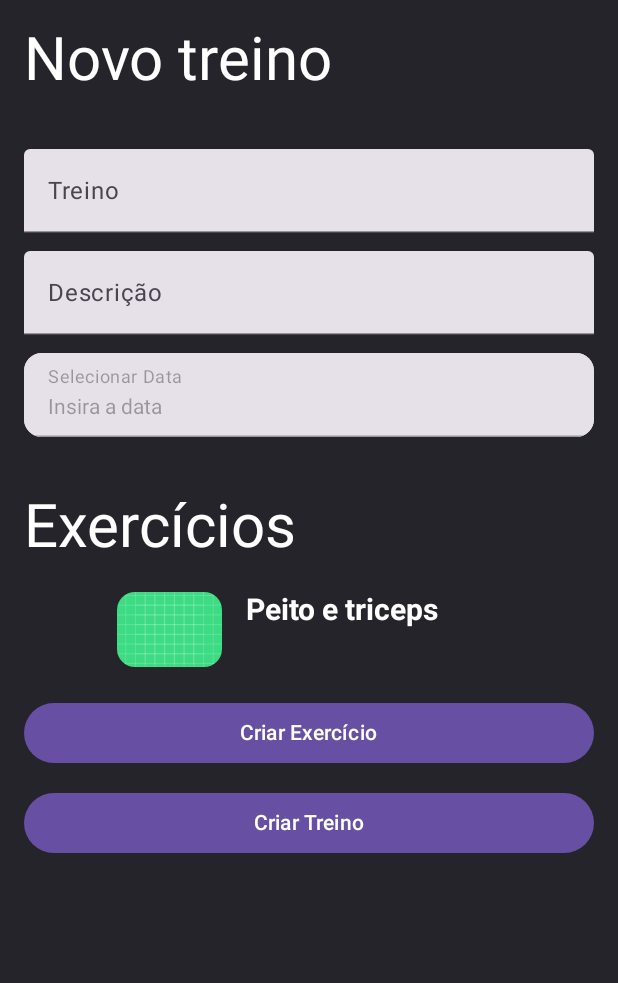
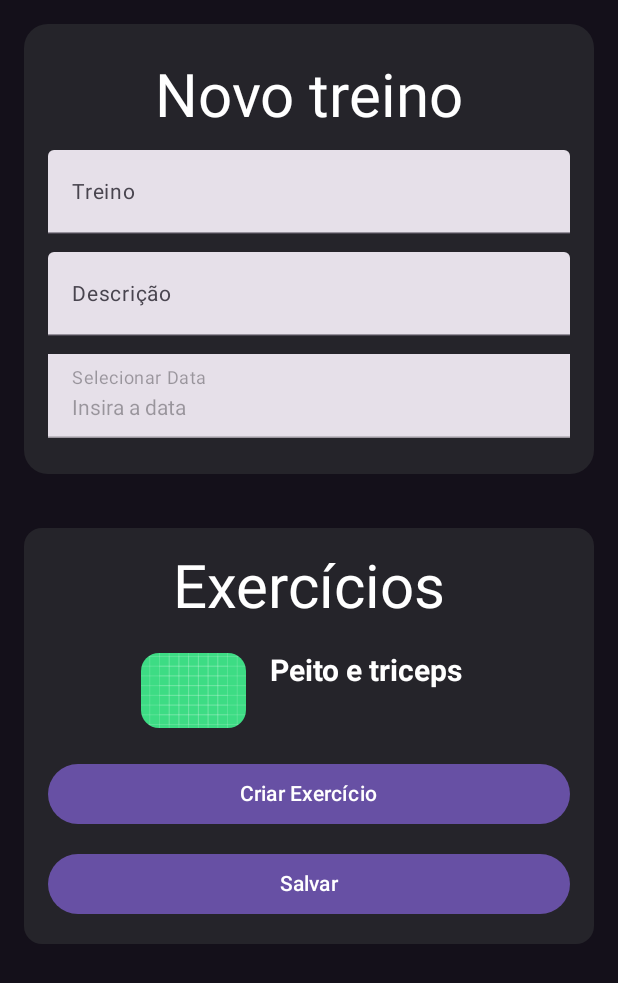
Before and after one commit to xcaiomelox/LealAppsChallenge, an Android app built with Jetpack Compose: the @Preview function AddEditTrainingScreenPreview, on a phone screen of 412 x 824 dp. Shown: the top 983 px of the screen. Run offline under Robolectric (Android 15) with nearby library versions, the phone set to English and light mode, and no system bars; our stand-ins replace Room's generated code, constraintlayout-compose.

Commit message:
Fixing some ui issues

```diff
--- a/app/src/main/java/com/lealapps/bodygrowth/feature/addEditTraining/AddEditTrainingContract.kt
+++ b/app/src/main/java/com/lealapps/bodygrowth/feature/addEditTraining/AddEditTrainingContract.kt
@@ -13,7 +13,7 @@ data class AddEditTrainingActions(
     val onTitleChanged: (String) -> Unit,
     val onDescriptionChanged: (String) -> Unit,
     val onDateChanged: (Timestamp) -> Unit,
-    val onAddNewExercise: () -> Unit,
-    val onEditExercise: (exercise: Exercise) -> Unit,
-    val onSaveTraining: () -> Unit,
+    val onAddNewExercise: () -> Unit = {},
+    val onEditExercise: (exercise: Exercise) -> Unit = {},
+    val onSaveTraining: () -> Unit = {},
 )
--- a/app/src/main/java/com/lealapps/bodygrowth/feature/addEditTraining/AddEditTrainingScreen.kt
+++ b/app/src/main/java/com/lealapps/bodygrowth/feature/addEditTraining/AddEditTrainingScreen.kt
@@ -1,8 +1,6 @@
 package com.lealapps.bodygrowth.feature.addEditTraining
 
-import android.app.DatePickerDialog
 import androidx.compose.foundation.background
-import androidx.compose.foundation.clickable
 import androidx.compose.foundation.layout.Arrangement
 import androidx.compose.foundation.layout.Column
 import androidx.compose.foundation.layout.Spacer
@@ -15,17 +13,11 @@ import androidx.compose.foundation.shape.RoundedCornerShape
 import androidx.compose.foundation.verticalScroll
 import androidx.compose.material3.Button
 import androidx.compose.material3.Text
-import androidx.compose.material3.TextButton
-import androidx.compose.material3.TextField
 import androidx.compose.runtime.Composable
-import androidx.compose.runtime.getValue
-import androidx.compose.runtime.mutableStateOf
-import androidx.compose.runtime.remember
-import androidx.compose.runtime.setValue
+import androidx.compose.ui.Alignment
 import androidx.compose.ui.Modifier
 import androidx.compose.ui.draw.clip
 import androidx.compose.ui.graphics.Color
-import androidx.compose.ui.platform.LocalContext
 import androidx.compose.ui.res.colorResource
 import androidx.compose.ui.text.TextStyle
 import androidx.compose.ui.tooling.preview.Preview
@@ -34,9 +26,9 @@ import androidx.compose.ui.unit.sp
 import com.lealapps.bodygrowth.R
 import com.lealapps.bodygrowth.core.domain.model.Exercise
 import com.lealapps.bodygrowth.core.domain.model.Training
+import com.lealapps.bodygrowth.feature.addEditTraining.components.TrainingForms
 import com.lealapps.bodygrowth.feature.trainingList.components.ExerciseList
-import java.sql.Timestamp
-import java.util.Calendar
+
 
 @Composable
 fun AddEditTrainingScreen(
@@ -47,34 +39,35 @@ fun AddEditTrainingScreen(
         modifier = Modifier
             .fillMaxSize()
             .verticalScroll(rememberScrollState())
+            .background(colorResource(id = R.color.gray_backgroundScreen))
+            .padding(16.dp),
+        verticalArrangement = Arrangement.spacedBy(12.dp),
+        horizontalAlignment = Alignment.CenterHorizontally
+    ) {
+        TrainingForms(
+            state = state,
+            actions = actions
+        )
+        Spacer(modifier = Modifier.height(12.dp))
+        ExerciseForms(state = state, actions = actions)
+    }
+}
+
+@Composable
+fun ExerciseForms(
+    state: AddEditTrainingState,
+    actions: AddEditTrainingActions,
+) {
+    Column(
+        modifier = Modifier
+            .fillMaxSize()
+            .clip(RoundedCornerShape(12.dp))
             .background(colorResource(id = R.color.gray_itemCard))
             .padding(16.dp),
-        verticalArrangement = Arrangement.spacedBy(12.dp)
+        verticalArrangement = Arrangement.spacedBy(12.dp),
+        horizontalAlignment = Alignment.CenterHorizontally,
     ) {
-        Text(
-            text = "Novo treino",
-            fontSize = 40.sp,
-            style = TextStyle(Color.White),
-        )
-        Spacer(modifier = Modifier.height(12.dp))
-        TextField(
-            value = state.training.title,
-            onValueChange = { newTitle ->
-                actions.onTitleChanged(newTitle)
-            },
-            label = { Text(text = "Treino") },
-            modifier = Modifier.fillMaxWidth()
-        )
-        TextField(
-            value = state.training.description ?: "",
-            onValueChange = { newText ->
-                actions.onDescriptionChanged(newText)
-            },
-            label = { Text(text = "Descrição") },
-            modifier = Modifier.fillMaxWidth()
-        )
-        DatePicker(date = state.training.date, onSelectNewDate = actions.onDateChanged)
-        Spacer(modifier = Modifier.height(12.dp))
+
         Text(
             text = "Exercícios",
             fontSize = 40.sp,
@@ -96,47 +89,10 @@ fun AddEditTrainingScreen(
             onClick = { actions.onSaveTraining.invoke() },
             modifier = Modifier.fillMaxWidth()
         ) {
-            Text(text = "Criar Treino")
+            Text(text = "Salvar")
         }
     }
 }
-
-@Composable
-private fun DatePicker(
-    date: Timestamp?,
-    onSelectNewDate: (Timestamp) -> Unit
-) {
-    val context = LocalContext.current
-    val formattedDate = date.toFormattedDate()
-    TextField(
-        value = formattedDate,
-        onValueChange = {},
-        label = @Composable { Text("Selecionar Data") },
-        enabled = false,
-        modifier = Modifier
-            .fillMaxWidth()
-            .clip(RoundedCornerShape(12.dp))
-            .background(colorResource(id = R.color.background_buttomDate))
-            .clickable {
-                val instanceCalendar = Calendar.getInstance()
-                val year = instanceCalendar.get(Calendar.YEAR)
-                val month = instanceCalendar.get(Calendar.MONTH)
-                val day = instanceCalendar.get(Calendar.DAY_OF_MONTH)
-                DatePickerDialog(
-                    context,
-                    { _, year, month, day ->
-                        onSelectNewDate.invoke(Timestamp.valueOf("$year-${month + 1}-$day 12:00:00"))
-                    },
-                    year,
-                    month,
-                    day
-                ).show()
-            },
-    )
-}
-
-private fun Timestamp?.toFormattedDate(): String = if (this == null) "Insira a data" else
-    toString().take(10)
 
 
 @Composable
--- /dev/null
+++ b/app/src/main/java/com/lealapps/bodygrowth/feature/addEditTraining/components/DateCard.kt
@@ -0,0 +1,54 @@
+package com.lealapps.bodygrowth.feature.addEditTraining.components
+
+import android.app.DatePickerDialog
+import androidx.compose.foundation.background
+import androidx.compose.foundation.clickable
+import androidx.compose.foundation.layout.fillMaxWidth
+import androidx.compose.foundation.shape.RoundedCornerShape
+import androidx.compose.material3.Text
+import androidx.compose.material3.TextField
+import androidx.compose.runtime.Composable
+import androidx.compose.ui.Modifier
+import androidx.compose.ui.draw.clip
+import androidx.compose.ui.graphics.Color
+import androidx.compose.ui.platform.LocalContext
+import androidx.compose.ui.res.colorResource
+import androidx.compose.ui.unit.dp
+import com.lealapps.bodygrowth.R
+import java.sql.Timestamp
+import java.util.Calendar
+
+@Composable
+fun DateCard(
+    date: Timestamp?,
+    onSelectNewDate: (Timestamp) -> Unit
+) {
+    val context = LocalContext.current
+    val formattedDate = date.toFormattedDate()
+    TextField(
+        value = formattedDate,
+        onValueChange = {},
+        label = @Composable { Text("Selecionar Data") },
+        enabled = false,
+        modifier = Modifier
+            .fillMaxWidth()
+            .background(colorResource(id = R.color.background_buttomDate))
+            .clickable {
+                val instanceCalendar = Calendar.getInstance()
+                val year = instanceCalendar.get(Calendar.YEAR)
+                val month = instanceCalendar.get(Calendar.MONTH)
+                val day = instanceCalendar.get(Calendar.DAY_OF_MONTH)
+                DatePickerDialog(
+                    context,
+                    { _, year, month, day ->
+                        onSelectNewDate.invoke(Timestamp.valueOf("$year-${month + 1}-$day 12:00:00"))
+                    },
+                    year,
+                    month,
+                    day
+                ).show()
+            },
+    )
+}
+private fun Timestamp?.toFormattedDate(): String = if (this == null) "Insira a data" else
+    toString().take(10)
--- /dev/null
+++ b/app/src/main/java/com/lealapps/bodygrowth/feature/addEditTraining/components/TrainingForms.kt
@@ -0,0 +1,75 @@
+package com.lealapps.bodygrowth.feature.addEditTraining.components
+
+import androidx.compose.foundation.background
+import androidx.compose.foundation.layout.Arrangement
+import androidx.compose.foundation.layout.Column
+import androidx.compose.foundation.layout.Spacer
+import androidx.compose.foundation.layout.fillMaxWidth
+import androidx.compose.foundation.layout.height
+import androidx.compose.foundation.layout.padding
+import androidx.compose.foundation.layout.size
+import androidx.compose.foundation.shape.RoundedCornerShape
+import androidx.compose.material3.Text
+import androidx.compose.material3.TextField
+import androidx.compose.runtime.Composable
+import androidx.compose.ui.Alignment
+import androidx.compose.ui.Modifier
+import androidx.compose.ui.draw.clip
+import androidx.compose.ui.graphics.Color
+import androidx.compose.ui.res.colorResource
+import androidx.compose.ui.text.TextStyle
+import androidx.compose.ui.unit.dp
+import androidx.compose.ui.unit.sp
+import com.lealapps.bodygrowth.R
+import com.lealapps.bodygrowth.feature.addEditTraining.AddEditTrainingActions
+import com.lealapps.bodygrowth.feature.addEditTraining.AddEditTrainingState
+
+@Composable
+fun TrainingForms(
+    state: AddEditTrainingState,
+    actions: AddEditTrainingActions,
+) {
+    Column(
+        modifier = Modifier
+            .fillMaxWidth()
+            .clip(RoundedCornerShape(16.dp))
+            .size(300.dp)
+            .background(colorResource(id = R.color.gray_itemCard)),
+        verticalArrangement = Arrangement.Center,
+        horizontalAlignment = Alignment.CenterHorizontally
+    ) {
+        Column(
+            modifier = Modifier.padding(16.dp),
+            horizontalAlignment = Alignment.CenterHorizontally
+        ) {
+            Text(
+                text = "Novo treino",
+                fontSize = 40.sp,
+                style = TextStyle(Color.White),
+            )
+            Spacer(modifier = Modifier.height(12.dp))
+            TextField(
+                value = state.training.title,
+                onValueChange = { newTitle ->
+                    actions.onTitleChanged(newTitle)
+                },
+                label = { Text(text = "Treino", fontSize = 14.sp) },
+                modifier = Modifier
+                    .fillMaxWidth()
+                    .padding(bottom = 12.dp)
+            )
+            TextField(
+                value = state.training.description ?: "",
+                onValueChange = { newText ->
+                    actions.onDescriptionChanged(newText)
+                },
+                label = { Text(text = "Descrição", fontSize = 14.sp) },
+                modifier = Modifier
+                    .fillMaxWidth()
+                    .padding(bottom = 12.dp)
+            )
+            DateCard(date = state.training.date, onSelectNewDate = actions.onDateChanged)
+        }
+
+    }
+}
```
Also changed, not shown: app/src/main/java/com/lealapps/bodygrowth/feature/addEditTraining/addEditExercise/AddEditExerciseScreen.kt (+28 -5 lines).
